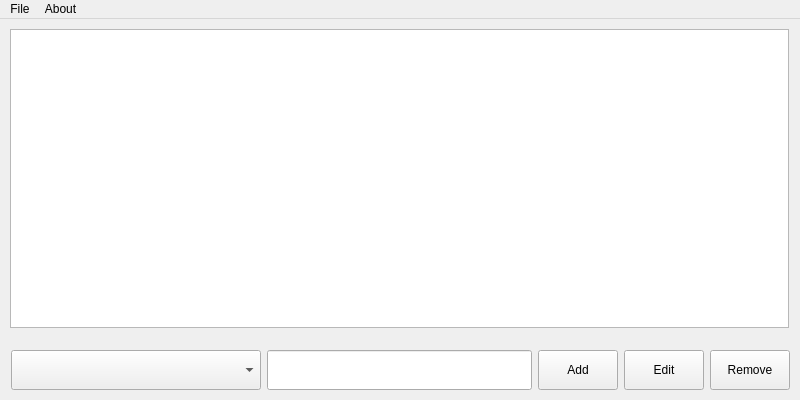
Above: mainwindow.ui from yerga/electrorganizer before the change. Below: the same form after it.
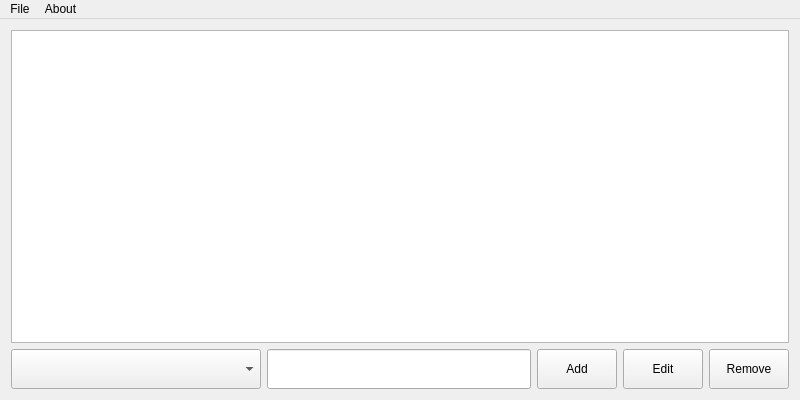
That is the form after the change.

Commit message: mainwindow layout expanding on resizing window

```diff
--- a/mainwindow.ui
+++ b/mainwindow.ui
@@ -14,15 +14,25 @@
    <string>MainWindow</string>
   </property>
   <widget class="QWidget" name="centralWidget">
-   <widget class="QWidget" name="horizontalLayoutWidget">
-    <property name="geometry">
-     <rect>
-      <x>0</x>
-      <y>320</y>
-      <width>801</width>
-      <height>52</height>
-     </rect>
-    </property>
+   <layout class="QVBoxLayout" name="verticalLayout_2">
+    <item>
+     <layout class="QVBoxLayout" name="verticalLayout">
+      <property name="spacing">
+       <number>2</number>
+      </property>
+      <property name="sizeConstraint">
+       <enum>QLayout::SetMaximumSize</enum>
+      </property>
+      <item>
+       <widget class="QTableView" name="tableView">
+        <attribute name="horizontalHeaderShowSortIndicator" stdset="0">
+         <bool>true</bool>
+        </attribute>
+       </widget>
+      </item>
+     </layout>
+    </item>
+    <item>
     <layout class="QHBoxLayout" name="horizontalLayout">
      <property name="sizeConstraint">
       <enum>QLayout::SetDefaultConstraint</enum>
@@ -87,32 +97,8 @@
       </widget>
      </item>
     </layout>
-   </widget>
-   <widget class="QWidget" name="verticalLayoutWidget">
-    <property name="geometry">
-     <rect>
-      <x>-1</x>
-      <y>-1</y>
-      <width>801</width>
-      <height>321</height>
-     </rect>
-    </property>
-    <layout class="QVBoxLayout" name="verticalLayout">
-     <property name="spacing">
-      <number>2</number>
-     </property>
-     <property name="sizeConstraint">
-      <enum>QLayout::SetMaximumSize</enum>
-     </property>
-     <item>
-      <widget class="QTableView" name="tableView">
-       <attribute name="horizontalHeaderShowSortIndicator" stdset="0">
-        <bool>true</bool>
-       </attribute>
-      </widget>
-     </item>
-    </layout>
-   </widget>
+    </item>
+   </layout>
   </widget>
   <widget class="QMenuBar" name="menuBar">
    <property name="geometry">
```
Lines whose indentation alone changed are shown as unchanged. The commit also changes 1 other file.
